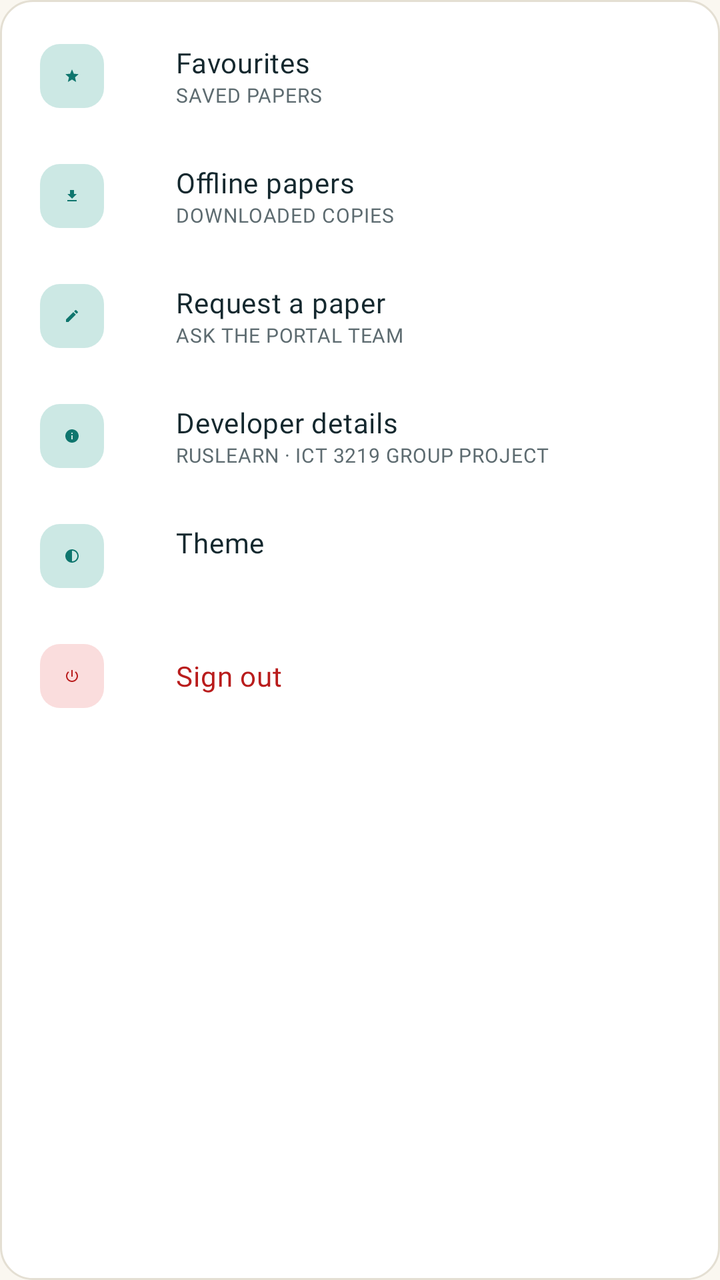
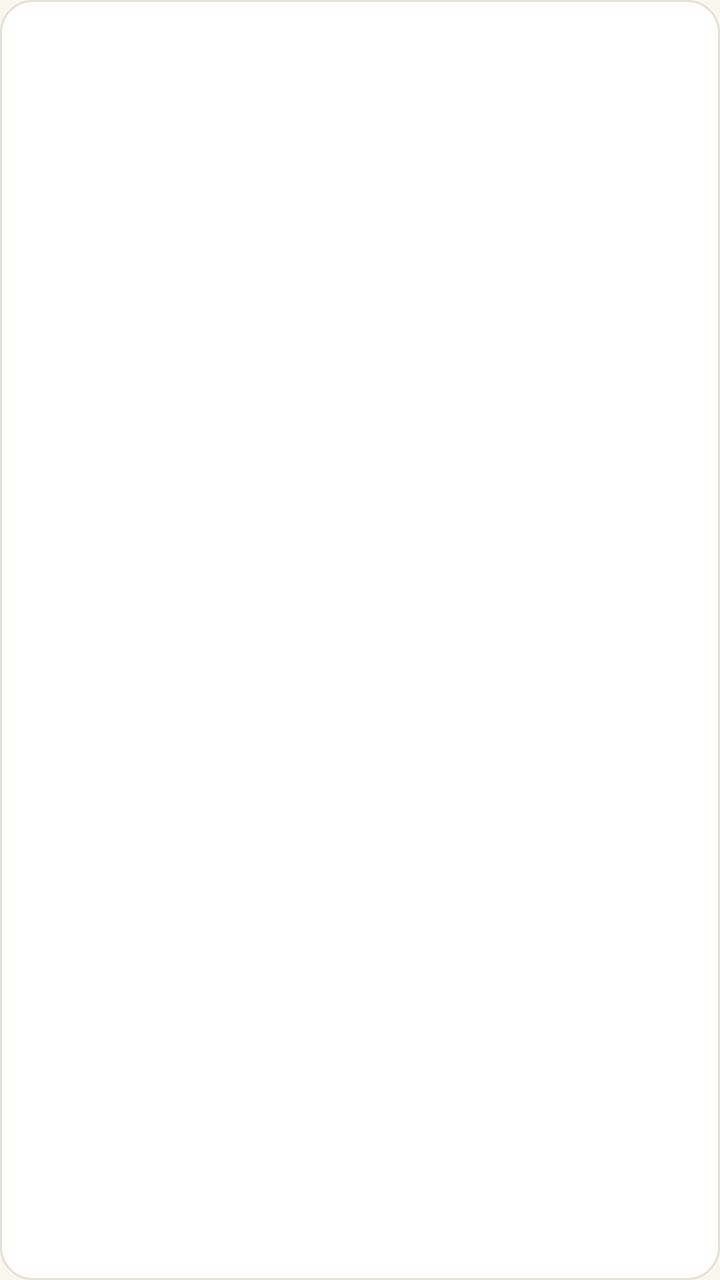

Before-and-after screenshots of an Android layout around one commit, followed by the original layout XML and the change that was made.
<!-- AndroidManifest.xml: application theme Theme.RUSLearn -->
<!-- res/layout/view_settings_sheet.xml -->
<?xml version="1.0" encoding="utf-8"?>
<LinearLayout xmlns:android="http://schemas.android.com/apk/res/android"
    xmlns:app="http://schemas.android.com/apk/res-auto"
    android:layout_width="match_parent"
    android:layout_height="wrap_content"
    android:layout_margin="24dp"
    android:background="@drawable/bg_card"
    android:orientation="vertical"
    android:paddingStart="8dp"
    android:paddingEnd="8dp"
    android:paddingTop="8dp"
    android:paddingBottom="16dp">

    
    <LinearLayout
        android:id="@+id/rowFavourites"
        style="@style/SettingsRow"
        android:hapticFeedbackEnabled="true">

        <ImageView
            style="@style/SettingsRow.Icon"
            android:contentDescription="@null"
            android:src="@drawable/ic_star_nav" />

        <LinearLayout style="@style/SettingsRow.Text">
            <TextView style="@style/SettingsRow.Title" android:text="@string/settings_favourites" />
            <TextView style="@style/SettingsRow.Caption" android:text="@string/settings_favourites_caption" />
        </LinearLayout>
    </LinearLayout>

    <LinearLayout
        android:id="@+id/rowOffline"
        style="@style/SettingsRow">

        <ImageView
            style="@style/SettingsRow.Icon"
            android:contentDescription="@null"
            android:src="@drawable/ic_download" />

        <LinearLayout style="@style/SettingsRow.Text">
            <TextView style="@style/SettingsRow.Title" android:text="@string/settings_offline" />
            <TextView style="@style/SettingsRow.Caption" android:text="@string/settings_offline_caption" />
        </LinearLayout>
    </LinearLayout>

    <LinearLayout
        android:id="@+id/rowRequest"
        style="@style/SettingsRow">

        <ImageView
            style="@style/SettingsRow.Icon"
            android:contentDescription="@null"
            android:src="@drawable/ic_edit" />

        <LinearLayout style="@style/SettingsRow.Text">
            <TextView style="@style/SettingsRow.Title" android:text="@string/settings_request" />
            <TextView style="@style/SettingsRow.Caption" android:text="@string/settings_request_caption" />
        </LinearLayout>
    </LinearLayout>

    <LinearLayout
        android:id="@+id/rowDeveloper"
        style="@style/SettingsRow">

        <ImageView
            style="@style/SettingsRow.Icon"
            android:contentDescription="@null"
            android:src="@drawable/ic_info" />

        <LinearLayout style="@style/SettingsRow.Text">
            <TextView style="@style/SettingsRow.Title" android:text="@string/settings_developer" />
            <TextView style="@style/SettingsRow.Caption" android:text="@string/settings_developer_caption" />
        </LinearLayout>
    </LinearLayout>

    <LinearLayout
        android:id="@+id/rowTheme"
        style="@style/SettingsRow">

        <ImageView
            style="@style/SettingsRow.Icon"
            android:contentDescription="@null"
            android:src="@drawable/ic_theme" />

        <LinearLayout style="@style/SettingsRow.Text">
            <TextView style="@style/SettingsRow.Title" android:text="@string/settings_theme" />
            <TextView
                android:id="@+id/tvThemeValue"
                style="@style/SettingsRow.Caption" />
        </LinearLayout>
    </LinearLayout>

    <LinearLayout
        android:id="@+id/rowSignOut"
        style="@style/SettingsRow">

        <ImageView
            style="@style/SettingsRow.Icon.Danger"
            android:contentDescription="@null"
            android:src="@drawable/ic_power" />

        <LinearLayout style="@style/SettingsRow.Text">
            <TextView style="@style/SettingsRow.Title.Danger" android:text="@string/settings_sign_out" />
        </LinearLayout>
    </LinearLayout>
</LinearLayout>
<!-- resources referenced by this layout -->
<resources>
  <!-- drawable ic_download (drawable) -->
  <vector xmlns:android="http://schemas.android.com/apk/res/android"
      android:width="24dp" android:height="24dp"
      android:viewportWidth="24" android:viewportHeight="24">
      <path android:fillColor="@android:color/white"
          android:pathData="M19,9h-4V3H9v6H5l7,7 7,-7zM5,18v2h14v-2H5z" />
  </vector>
  <!-- drawable ic_edit (drawable) -->
  <vector xmlns:android="http://schemas.android.com/apk/res/android"
      android:width="24dp" android:height="24dp"
      android:viewportWidth="24" android:viewportHeight="24">
      <path android:fillColor="@android:color/white"
          android:pathData="M3,17.25V21h3.75L17.81,9.94l-3.75,-3.75L3,17.25zM20.71,7.04c0.39,-0.39 0.39,-1.02 0,-1.41l-2.34,-2.34c-0.39,-0.39 -1.02,-0.39 -1.41,0l-1.83,1.83 3.75,3.75 1.83,-1.83z" />
  </vector>
  <!-- drawable ic_info (drawable) -->
  <vector xmlns:android="http://schemas.android.com/apk/res/android"
      android:width="24dp" android:height="24dp"
      android:viewportWidth="24" android:viewportHeight="24">
      <path android:fillColor="@android:color/white"
          android:pathData="M12,2C6.48,2 2,6.48 2,12s4.48,10 10,10 10,-4.48 10,-10S17.52,2 12,2zM13,17h-2v-6h2v6zM13,9h-2V7h2v2z" />
  </vector>
  <!-- drawable ic_power (drawable) -->
  <vector xmlns:android="http://schemas.android.com/apk/res/android"
      android:width="24dp" android:height="24dp"
      android:viewportWidth="24" android:viewportHeight="24">
      <path android:fillColor="@android:color/white"
          android:pathData="M13,3h-2v10h2V3zM17.83,5.17l-1.42,1.42C17.99,7.86 19,9.81 19,12c0,3.87 -3.13,7 -7,7s-7,-3.13 -7,-7c0,-2.19 1.01,-4.14 2.58,-5.42L6.17,5.17C4.23,6.82 3,9.26 3,12c0,4.97 4.03,9 9,9s9,-4.03 9,-9c0,-2.74 -1.23,-5.18 -3.17,-6.83z" />
  </vector>
  <!-- drawable ic_star_nav (drawable) -->
  <vector xmlns:android="http://schemas.android.com/apk/res/android"
      android:width="24dp" android:height="24dp"
      android:viewportWidth="24" android:viewportHeight="24">
      <path android:fillColor="@android:color/white"
          android:pathData="M12,17.27L18.18,21l-1.64,-7.03L22,9.24l-7.19,-0.61L12,2 9.19,8.63 2,9.24l5.46,4.73L5.82,21z" />
  </vector>
  <!-- drawable ic_theme (drawable) -->
  <vector xmlns:android="http://schemas.android.com/apk/res/android"
      android:width="24dp" android:height="24dp"
      android:viewportWidth="24" android:viewportHeight="24">
      
      <path android:fillColor="@android:color/white"
          android:pathData="M12,2C6.48,2 2,6.48 2,12s4.48,10 10,10 10,-4.48 10,-10S17.52,2 12,2zM12,20V4c4.41,0 8,3.59 8,8s-3.59,8 -8,8z" />
  </vector>
  <string name="settings_developer">Developer details</string>
  <string name="settings_developer_caption">RUSLEARN · ICT 3219 GROUP PROJECT</string>
  <string name="settings_favourites">Favourites</string>
  <string name="settings_favourites_caption">SAVED PAPERS</string>
  <string name="settings_offline">Offline papers</string>
  <string name="settings_offline_caption">DOWNLOADED COPIES</string>
  <string name="settings_request">Request a paper</string>
  <string name="settings_request_caption">ASK THE PORTAL TEAM</string>
  <string name="settings_sign_out">Sign out</string>
  <string name="settings_theme">Theme</string>
  <style name="SettingsRow">
          
          <item name="android:layout_width">match_parent</item>
          <item name="android:layout_height">60dp</item>
          <item name="android:orientation">horizontal</item>
          <item name="android:gravity">center_vertical</item>
          <item name="android:paddingStart">12dp</item>
          <item name="android:paddingEnd">12dp</item>
          <item name="android:background">?attr/selectableItemBackground</item>
          <item name="android:clickable">true</item>
          <item name="android:focusable">true</item>
          <item name="android:descendantFocusability">blocksDescendants</item>
      </style>
  <style name="SettingsRow.Caption">
          <item name="android:layout_width">wrap_content</item>
          <item name="android:layout_height">wrap_content</item>
          <item name="android:textAppearance">@style/TextAppearance.RUSLearn.Code</item>
          <item name="android:textSize">10sp</item>
          <item name="android:textColor">@color/colorInkMuted</item>
      </style>
  <style name="SettingsRow.Icon">
          <item name="android:layout_width">32dp</item>
          <item name="android:layout_height">32dp</item>
          <item name="android:padding">7dp</item>
          <item name="android:background">@drawable/bg_icon_square</item>
          <item name="tint">@color/colorFaculty</item>
      </style>
  <style name="SettingsRow.Icon.Danger">
          <item name="android:background">@drawable/bg_icon_square_danger</item>
          <item name="tint">@color/colorStampRed</item>
      </style>
  <style name="SettingsRow.Text">
          <item name="android:layout_width">0dp</item>
          <item name="android:layout_height">wrap_content</item>
          <item name="android:layout_weight">1</item>
          <item name="android:layout_marginStart">12dp</item>
          <item name="android:orientation">vertical</item>
      </style>
  <style name="SettingsRow.Title">
          <item name="android:layout_width">wrap_content</item>
          <item name="android:layout_height">wrap_content</item>
          <item name="android:textAppearance">@style/TextAppearance.RUSLearn.Body</item>
          <item name="android:textColor">@color/colorInk</item>
      </style>
  <style name="SettingsRow.Title.Danger">
          <item name="android:textColor">@color/colorStampRed</item>
      </style>
  <!-- drawable bg_icon_square (drawable) -->
  <?xml version="1.0" encoding="utf-8"?>
  <shape xmlns:android="http://schemas.android.com/apk/res/android">
      <solid android:color="@color/colorFacultyContainer" />
      <corners android:radius="10dp" />
  </shape>
  <!-- drawable bg_icon_square_danger (drawable) -->
  <?xml version="1.0" encoding="utf-8"?>
  <shape xmlns:android="http://schemas.android.com/apk/res/android">
      <solid android:color="@color/colorStampRedContainer" />
      <corners android:radius="10dp" />
  </shape>
  <color name="colorStampRed">#B91C1C</color>
  <color name="colorStampRedContainer">#FADDDD</color>
  <!-- unchanged entries left out for length: 18 -->
</resources>

<!-- the commit's change to res/layout/view_settings_sheet.xml (unified diff, before → after) -->
@@ -1,106 +1,18 @@
 <?xml version="1.0" encoding="utf-8"?>
 <LinearLayout xmlns:android="http://schemas.android.com/apk/res/android"
-    xmlns:app="http://schemas.android.com/apk/res-auto"
     android:layout_width="match_parent"
     android:layout_height="wrap_content"
-    android:layout_margin="24dp"
     android:background="@drawable/bg_card"
     android:orientation="vertical"
-    android:paddingStart="8dp"
-    android:paddingEnd="8dp"
     android:paddingTop="8dp"
-    android:paddingBottom="16dp">
+    android:paddingBottom="8dp">
 
-    
-    <LinearLayout
-        android:id="@+id/rowFavourites"
-        style="@style/SettingsRow"
-        android:hapticFeedbackEnabled="true">
-
-        <ImageView
-            style="@style/SettingsRow.Icon"
-            android:contentDescription="@null"
-            android:src="@drawable/ic_star_nav" />
-
-        <LinearLayout style="@style/SettingsRow.Text">
-            <TextView style="@style/SettingsRow.Title" android:text="@string/settings_favourites" />
-            <TextView style="@style/SettingsRow.Caption" android:text="@string/settings_favourites_caption" />
-        </LinearLayout>
-    </LinearLayout>
-
-    <LinearLayout
-        android:id="@+id/rowOffline"
-        style="@style/SettingsRow">
-
-        <ImageView
-            style="@style/SettingsRow.Icon"
-            android:contentDescription="@null"
-            android:src="@drawable/ic_download" />
-
-        <LinearLayout style="@style/SettingsRow.Text">
-            <TextView style="@style/SettingsRow.Title" android:text="@string/settings_offline" />
-            <TextView style="@style/SettingsRow.Caption" android:text="@string/settings_offline_caption" />
-        </LinearLayout>
-    </LinearLayout>
-
-    <LinearLayout
-        android:id="@+id/rowRequest"
-        style="@style/SettingsRow">
-
-        <ImageView
-            style="@style/SettingsRow.Icon"
-            android:contentDescription="@null"
-            android:src="@drawable/ic_edit" />
-
-        <LinearLayout style="@style/SettingsRow.Text">
-            <TextView style="@style/SettingsRow.Title" android:text="@string/settings_request" />
-            <TextView style="@style/SettingsRow.Caption" android:text="@string/settings_request_caption" />
-        </LinearLayout>
-    </LinearLayout>
-
-    <LinearLayout
-        android:id="@+id/rowDeveloper"
-        style="@style/SettingsRow">
-
-        <ImageView
-            style="@style/SettingsRow.Icon"
-            android:contentDescription="@null"
-            android:src="@drawable/ic_info" />
-
-        <LinearLayout style="@style/SettingsRow.Text">
-            <TextView style="@style/SettingsRow.Title" android:text="@string/settings_developer" />
-            <TextView style="@style/SettingsRow.Caption" android:text="@string/settings_developer_caption" />
-        </LinearLayout>
-    </LinearLayout>
-
-    <LinearLayout
-        android:id="@+id/rowTheme"
-        style="@style/SettingsRow">
-
-        <ImageView
-            style="@style/SettingsRow.Icon"
-            android:contentDescription="@null"
-            android:src="@drawable/ic_theme" />
-
-        <LinearLayout style="@style/SettingsRow.Text">
-            <TextView style="@style/SettingsRow.Title" android:text="@string/settings_theme" />
-            <TextView
-                android:id="@+id/tvThemeValue"
-                style="@style/SettingsRow.Caption" />
-        </LinearLayout>
-    </LinearLayout>
-
-    <LinearLayout
-        android:id="@+id/rowSignOut"
-        style="@style/SettingsRow">
-
-        <ImageView
-            style="@style/SettingsRow.Icon.Danger"
-            android:contentDescription="@null"
-            android:src="@drawable/ic_power" />
-
-        <LinearLayout style="@style/SettingsRow.Text">
-            <TextView style="@style/SettingsRow.Title.Danger" android:text="@string/settings_sign_out" />
-        </LinearLayout>
-    </LinearLayout>
+    <ListView
+        android:id="@+id/lvSettings"
+        android:layout_width="match_parent"
+        android:layout_height="wrap_content"
+        android:divider="@null"
+        android:dividerHeight="0dp"
+        android:listSelector="?attr/selectableItemBackground"
+        android:scrollbars="none" />
 </LinearLayout>
<!-- resource entries referenced after the edit -->
@@ -1,119 +1,5 @@
 <!-- resources referenced by this layout -->
 <resources>
-  <!-- drawable ic_download (drawable) -->
-  <vector xmlns:android="http://schemas.android.com/apk/res/android"
-      android:width="24dp" android:height="24dp"
-      android:viewportWidth="24" android:viewportHeight="24">
-      <path android:fillColor="@android:color/white"
-          android:pathData="M19,9h-4V3H9v6H5l7,7 7,-7zM5,18v2h14v-2H5z" />
-  </vector>
-  <!-- drawable ic_edit (drawable) -->
-  <vector xmlns:android="http://schemas.android.com/apk/res/android"
-      android:width="24dp" android:height="24dp"
-      android:viewportWidth="24" android:viewportHeight="24">
-      <path android:fillColor="@android:color/white"
-          android:pathData="M3,17.25V21h3.75L17.81,9.94l-3.75,-3.75L3,17.25zM20.71,7.04c0.39,-0.39 0.39,-1.02 0,-1.41l-2.34,-2.34c-0.39,-0.39 -1.02,-0.39 -1.41,0l-1.83,1.83 3.75,3.75 1.83,-1.83z" />
-  </vector>
-  <!-- drawable ic_info (drawable) -->
-  <vector xmlns:android="http://schemas.android.com/apk/res/android"
-      android:width="24dp" android:height="24dp"
-      android:viewportWidth="24" android:viewportHeight="24">
-      <path android:fillColor="@android:color/white"
-          android:pathData="M12,2C6.48,2 2,6.48 2,12s4.48,10 10,10 10,-4.48 10,-10S17.52,2 12,2zM13,17h-2v-6h2v6zM13,9h-2V7h2v2z" />
-  </vector>
-  <!-- drawable ic_power (drawable) -->
-  <vector xmlns:android="http://schemas.android.com/apk/res/android"
-      android:width="24dp" android:height="24dp"
-      android:viewportWidth="24" android:viewportHeight="24">
-      <path android:fillColor="@android:color/white"
-          android:pathData="M13,3h-2v10h2V3zM17.83,5.17l-1.42,1.42C17.99,7.86 19,9.81 19,12c0,3.87 -3.13,7 -7,7s-7,-3.13 -7,-7c0,-2.19 1.01,-4.14 2.58,-5.42L6.17,5.17C4.23,6.82 3,9.26 3,12c0,4.97 4.03,9 9,9s9,-4.03 9,-9c0,-2.74 -1.23,-5.18 -3.17,-6.83z" />
-  </vector>
-  <!-- drawable ic_star_nav (drawable) -->
-  <vector xmlns:android="http://schemas.android.com/apk/res/android"
-      android:width="24dp" android:height="24dp"
-      android:viewportWidth="24" android:viewportHeight="24">
-      <path android:fillColor="@android:color/white"
-          android:pathData="M12,17.27L18.18,21l-1.64,-7.03L22,9.24l-7.19,-0.61L12,2 9.19,8.63 2,9.24l5.46,4.73L5.82,21z" />
-  </vector>
-  <!-- drawable ic_theme (drawable) -->
-  <vector xmlns:android="http://schemas.android.com/apk/res/android"
-      android:width="24dp" android:height="24dp"
-      android:viewportWidth="24" android:viewportHeight="24">
-      
-      <path android:fillColor="@android:color/white"
-          android:pathData="M12,2C6.48,2 2,6.48 2,12s4.48,10 10,10 10,-4.48 10,-10S17.52,2 12,2zM12,20V4c4.41,0 8,3.59 8,8s-3.59,8 -8,8z" />
-  </vector>
-  <string name="settings_developer">Developer details</string>
-  <string name="settings_developer_caption">RUSLEARN · ICT 3219 GROUP PROJECT</string>
-  <string name="settings_favourites">Favourites</string>
-  <string name="settings_favourites_caption">SAVED PAPERS</string>
-  <string name="settings_offline">Offline papers</string>
-  <string name="settings_offline_caption">DOWNLOADED COPIES</string>
-  <string name="settings_request">Request a paper</string>
-  <string name="settings_request_caption">ASK THE PORTAL TEAM</string>
-  <string name="settings_sign_out">Sign out</string>
-  <string name="settings_theme">Theme</string>
-  <style name="SettingsRow">
-          
-          <item name="android:layout_width">match_parent</item>
-          <item name="android:layout_height">60dp</item>
-          <item name="android:orientation">horizontal</item>
-          <item name="android:gravity">center_vertical</item>
-          <item name="android:paddingStart">12dp</item>
-          <item name="android:paddingEnd">12dp</item>
-          <item name="android:background">?attr/selectableItemBackground</item>
-          <item name="android:clickable">true</item>
-          <item name="android:focusable">true</item>
-          <item name="android:descendantFocusability">blocksDescendants</item>
-      </style>
-  <style name="SettingsRow.Caption">
-          <item name="android:layout_width">wrap_content</item>
-          <item name="android:layout_height">wrap_content</item>
-          <item name="android:textAppearance">@style/TextAppearance.RUSLearn.Code</item>
-          <item name="android:textSize">10sp</item>
-          <item name="android:textColor">@color/colorInkMuted</item>
-      </style>
-  <style name="SettingsRow.Icon">
-          <item name="android:layout_width">32dp</item>
-          <item name="android:layout_height">32dp</item>
-          <item name="android:padding">7dp</item>
-          <item name="android:background">@drawable/bg_icon_square</item>
-          <item name="tint">@color/colorFaculty</item>
-      </style>
-  <style name="SettingsRow.Icon.Danger">
-          <item name="android:background">@drawable/bg_icon_square_danger</item>
-          <item name="tint">@color/colorStampRed</item>
-      </style>
-  <style name="SettingsRow.Text">
-          <item name="android:layout_width">0dp</item>
-          <item name="android:layout_height">wrap_content</item>
-          <item name="android:layout_weight">1</item>
-          <item name="android:layout_marginStart">12dp</item>
-          <item name="android:orientation">vertical</item>
-      </style>
-  <style name="SettingsRow.Title">
-          <item name="android:layout_width">wrap_content</item>
-          <item name="android:layout_height">wrap_content</item>
-          <item name="android:textAppearance">@style/TextAppearance.RUSLearn.Body</item>
-          <item name="android:textColor">@color/colorInk</item>
-      </style>
-  <style name="SettingsRow.Title.Danger">
-          <item name="android:textColor">@color/colorStampRed</item>
-      </style>
-  <!-- drawable bg_icon_square (drawable) -->
-  <?xml version="1.0" encoding="utf-8"?>
-  <shape xmlns:android="http://schemas.android.com/apk/res/android">
-      <solid android:color="@color/colorFacultyContainer" />
-      <corners android:radius="10dp" />
-  </shape>
-  <!-- drawable bg_icon_square_danger (drawable) -->
-  <?xml version="1.0" encoding="utf-8"?>
-  <shape xmlns:android="http://schemas.android.com/apk/res/android">
-      <solid android:color="@color/colorStampRedContainer" />
-      <corners android:radius="10dp" />
-  </shape>
-  <color name="colorStampRed">#B91C1C</color>
-  <color name="colorStampRedContainer">#FADDDD</color>
   <!-- unchanged entries left out for length: 18 -->
 </resources>
 
